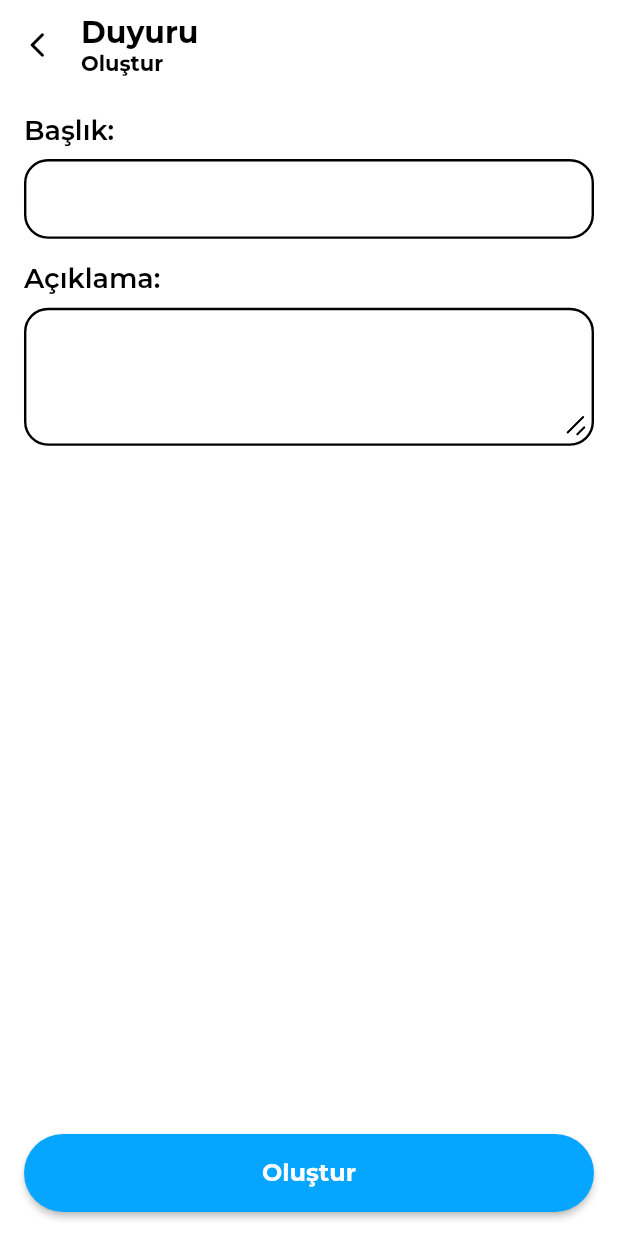
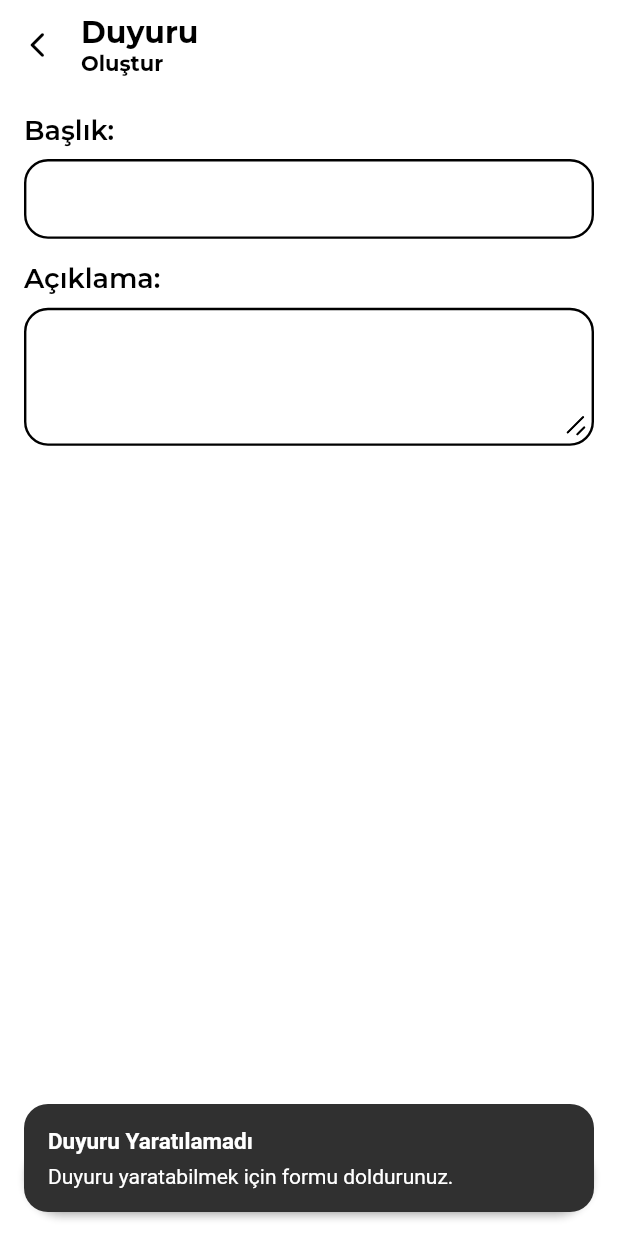
Before and after one commit to emresoysuren/akademi-etkinlik, a Flutter app: the CreateAnnouncementPage widget shown alone on an empty page, opened directly, after a tap on "Oluştur", on a phone screen of 412 x 824 dp. Run offline on Flutter 3.47's test engine with Material 2 defaults, Android fonts, the phone set to English and light mode, and no system bars; drawn by our look-alikes of another_flushbar; our stand-ins replace cloud_firestore, firebase_auth, firebase_core, flutter_rating_bar, flutter_riverpod, flutter_svg and 4 more; missing offline and left inert: draggable_menu, omni_datetime_picker; accounts and stored records are empty.

Commit message:
added flushbars

```diff
--- a/lib/pages/auth/auth.dart
+++ b/lib/pages/auth/auth.dart
@@ -18,7 +18,7 @@ class AuthPage extends StatelessWidget {
         padding: const EdgeInsets.symmetric(horizontal: 16, vertical: 32),
         child: Column(
           children: [
-            const Spacer(flex: 5),
+            const Spacer(flex: 4),
             Row(
               mainAxisAlignment: MainAxisAlignment.center,
               children: [
@@ -37,7 +37,7 @@ class AuthPage extends StatelessWidget {
             ),
             const Spacer(),
             Image.asset("assets/auth-bg.png"),
-            const SizedBox(height: 8),
+            const Spacer(),
             SizedBox(
               width: double.infinity,
               child: PrimaryButton(
--- a/lib/pages/create/announcement.dart
+++ b/lib/pages/create/announcement.dart
@@ -9,6 +9,7 @@ import 'package:akademi_etkinlik/widgets/buttons/configured/primary_button.dart'
 import 'package:akademi_etkinlik/widgets/disable_scroll_behavior.dart';
 import 'package:akademi_etkinlik/widgets/fields/info_field.dart';
 import 'package:akademi_etkinlik/widgets/fields/paragraph_field.dart';
+import 'package:akademi_etkinlik/widgets/flush_configured.dart';
 import 'package:akademi_etkinlik/widgets/routes/nonanimated.dart';
 import 'package:cloud_firestore/cloud_firestore.dart';
 import 'package:flutter/material.dart';
@@ -109,7 +110,18 @@ class _CreateAnnouncementPageState
                             );
                           }
                         } else {
-                          // TODO: Throw an error. Because some fields are empty
+                          String msg = "Gerekli alanlar boş bırakılamaz.";
+                          if (_content == null) {
+                            msg = "Açıklama kısmı boş bırakılamaz.";
+                          }
+                          if (_title == null) {
+                            msg = "Başlık kısmı boş bırakılamaz.";
+                          }
+                          flushBarShow(
+                            context,
+                            title: "Duyuru Yaratılamadı",
+                            message: msg,
+                          );
                         }
                       } else {
                         await DataService.editAnnouncement(
@@ -131,7 +143,11 @@ class _CreateAnnouncementPageState
                         }
                       }
                     } else {
-                      // TODO: Show an error because the user haven't changed anything yet
+                      flushBarShow(
+                        context,
+                        title: "Duyuru Yaratılamadı",
+                        message: "Duyuru yaratabilmek için formu doldurunuz.",
+                      );
                     }
                   },
                   label: widget.announcement == null ? "Oluştur" : "Düzenle",
--- /dev/null
+++ b/lib/widgets/flush_configured.dart
@@ -0,0 +1,11 @@
+import 'package:another_flushbar/flushbar.dart';
+import 'package:flutter/material.dart';
+
+flushBarShow(BuildContext context, {String? message, String? title}) =>
+    Flushbar(
+      margin: const EdgeInsets.all(16),
+      borderRadius: BorderRadius.circular(16),
+      message: message,
+      title: title,
+      duration: const Duration(seconds: 3),
+    ).show(context);
--- a/pubspec.yaml
+++ b/pubspec.yaml
@@ -7,6 +7,7 @@ environment:
   sdk: '>=2.19.2 <3.0.0'
 
 dependencies:
+  another_flushbar: ^1.12.29
   cloud_firestore: ^4.5.0
   draggable_menu: ^0.1.1
   firebase_auth: ^4.4.0
```
Also changed, not shown: lib/pages/auth/login.dart (+6 -1 lines), lib/pages/create/create_comment.dart (+7 -1 lines), lib/pages/create/event.dart (+26 -3 lines), lib/widgets/link_button.dart (+9 -4 lines), pubspec.lock.
